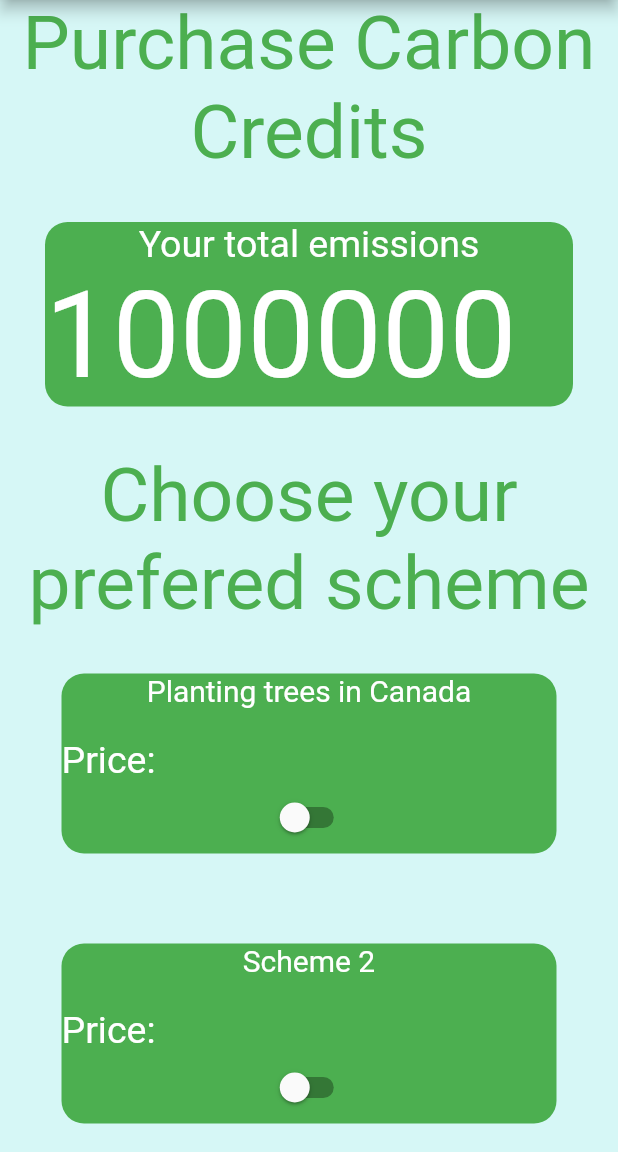
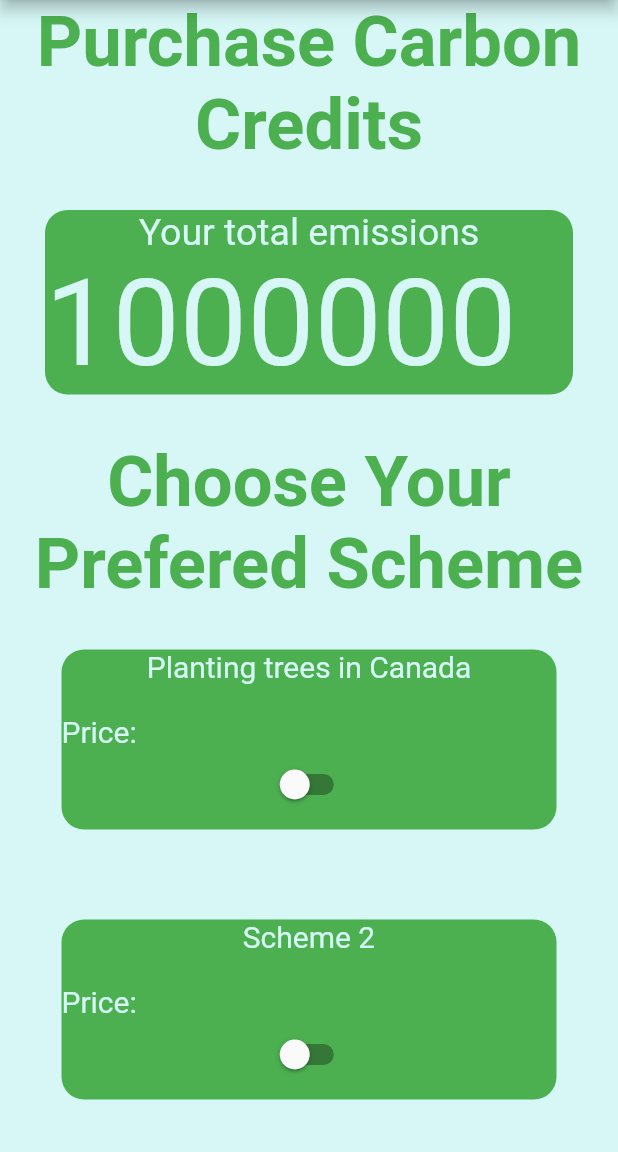
Before and after one commit to Arjdroid/greenifytransit, a Flutter app: the screen it shows after launch, after a tap on "Purchase Carbon credits", on a phone screen of 412 x 824 dp, the part 84-1236 px from its top. Run offline on Flutter 3.47's test engine with Material 2 defaults, Android fonts, the phone set to English and light mode, and no system bars; our stand-ins replace syncfusion_flutter_charts; Roboto replaces fonts that are missing (arial).

Commit message:
font colours

```diff
--- a/lib/purchasecredits_page.dart
+++ b/lib/purchasecredits_page.dart
@@ -32,9 +32,9 @@ class _PurchaseCredistsState extends State<PurchaseCredists> {
                 'Purchase Carbon Credits',
                 textAlign: TextAlign.center,
                 style: TextStyle(
-                  color: Colors.green,
-                  fontSize: 50,
-                ),
+                    color: Colors.green,
+                    fontSize: 47,
+                    fontWeight: FontWeight.bold),
               ),
               Container(
                 margin: const EdgeInsets.all(30),
@@ -47,7 +47,7 @@ class _PurchaseCredistsState extends State<PurchaseCredists> {
                       'Your total emissions',
                       textAlign: TextAlign.center,
                       style: TextStyle(
-                        color: Colors.white,
+                        color: Color.fromARGB(255, 214, 247, 246),
                         fontSize: 25,
                       ),
                     ),
@@ -56,7 +56,7 @@ class _PurchaseCredistsState extends State<PurchaseCredists> {
                         Text('1000000',
                             textAlign: TextAlign.center,
                             style: TextStyle(
-                                color: Colors.white,
+                                color: Color.fromARGB(255, 214, 247, 246),
                                 fontSize: 80,
                                 fontFamily: 'arial')),
                       ],
@@ -65,12 +65,12 @@ class _PurchaseCredistsState extends State<PurchaseCredists> {
                 ),
               ),
               const Text(
-                'Choose your prefered scheme',
+                'Choose Your Prefered Scheme',
                 textAlign: TextAlign.center,
                 style: TextStyle(
-                  color: Colors.green,
-                  fontSize: 50,
-                ),
+                    color: Colors.green,
+                    fontSize: 47,
+                    fontWeight: FontWeight.bold),
               ),
               Container(
                 margin: const EdgeInsets.all(30),
@@ -85,7 +85,7 @@ class _PurchaseCredistsState extends State<PurchaseCredists> {
                       'Planting trees in Canada',
                       textAlign: TextAlign.start,
                       style: TextStyle(
-                        color: Colors.white,
+                        color: Color.fromARGB(255, 214, 247, 246),
                         fontSize: 20,
                       ),
                     ),
@@ -97,14 +97,14 @@ class _PurchaseCredistsState extends State<PurchaseCredists> {
                         Text('Price:',
                             textAlign: TextAlign.center,
                             style: TextStyle(
-                                color: Colors.white,
-                                fontSize: 25,
+                                color: Color.fromARGB(255, 214, 247, 246),
+                                fontSize: 20,
                                 fontFamily: 'arial')),
                       ],
                     ),
                     Switch(
                         value: isSwitch,
-                        activeColor: Colors.blue,
+                        activeColor: Color.fromARGB(255, 214, 247, 246),
                         onChanged: (bool newBool) {
                           setState(() {
                             isSwitch = newBool;
@@ -126,7 +126,7 @@ class _PurchaseCredistsState extends State<PurchaseCredists> {
                       'Scheme 2',
                       textAlign: TextAlign.start,
                       style: TextStyle(
-                        color: Colors.white,
+                        color: Color.fromARGB(255, 214, 247, 246),
                         fontSize: 20,
                       ),
                     ),
@@ -136,16 +136,15 @@ class _PurchaseCredistsState extends State<PurchaseCredists> {
                     Row(
                       children: const [
                         Text('Price:',
-                            textAlign: TextAlign.center,
                             style: TextStyle(
-                                color: Colors.white,
-                                fontSize: 25,
+                                color: Color.fromARGB(255, 214, 247, 246),
+                                fontSize: 20,
                                 fontFamily: 'arial')),
                       ],
                     ),
                     Switch(
                         value: isSwitch2,
-                        activeColor: Colors.blue,
+                        activeColor: Color.fromARGB(255, 214, 247, 246),
                         onChanged: (bool newBool) {
                           setState(() {
                             isSwitch2 = newBool;
@@ -165,9 +164,9 @@ class _PurchaseCredistsState extends State<PurchaseCredists> {
                   children: [
                     const Text(
                       'Scheme 3',
-                      textAlign: TextAlign.start,
+                      textAlign: TextAlign.left,
                       style: TextStyle(
-                        color: Colors.white,
+                        color: Color.fromARGB(255, 214, 247, 246),
                         fontSize: 20,
                       ),
                     ),
@@ -179,14 +178,14 @@ class _PurchaseCredistsState extends State<PurchaseCredists> {
                         Text('Price:',
                             textAlign: TextAlign.center,
                             style: TextStyle(
-                                color: Colors.white,
-                                fontSize: 25,
+                                color: Color.fromARGB(255, 214, 247, 246),
+                                fontSize: 20,
                                 fontFamily: 'arial')),
                       ],
                     ),
                     Switch(
                         value: isSwitch3,
-                        activeColor: Colors.blue,
+                        activeColor: Color.fromARGB(255, 214, 247, 246),
                         onChanged: (bool newBool) {
                           setState(() {
                             isSwitch3 = newBool;
--- a/lib/status_page.dart
+++ b/lib/status_page.dart
@@ -45,7 +45,7 @@ class _StatusPageState extends State<StatusPage> {
                     'Total CO2 emissions this month',
                     textAlign: TextAlign.center,
                     style: TextStyle(
-                      color: Colors.white,
+                      color: Color.fromARGB(255, 214, 247, 246),
                       fontSize: 25,
                     ),
                   ),
@@ -54,7 +54,7 @@ class _StatusPageState extends State<StatusPage> {
                       Text('$emissions',
                           textAlign: TextAlign.center,
                           style: const TextStyle(
-                              color: Colors.white,
+                              color: Color.fromARGB(255, 214, 247, 246),
                               fontSize: 80,
                               fontFamily: 'arial')),
                     ],
@@ -76,7 +76,7 @@ class _StatusPageState extends State<StatusPage> {
                     title: ChartTitle(
                         text: 'carbon emssions saved this month',
                         textStyle: const TextStyle(
-                          color: Colors.white,
+                          color: Color.fromARGB(255, 214, 247, 246),
                           fontStyle: FontStyle.normal,
                         )),
                     series: <ChartSeries>[
@@ -103,9 +103,9 @@ class _StatusPageState extends State<StatusPage> {
                       borderRadius: BorderRadius.circular(15)),
                   child: SfCartesianChart(
                     title: ChartTitle(
-                        text: 'carbon emssions saved this month',
+                        text: 'Total number of trips this month',
                         textStyle: const TextStyle(
-                          color: Colors.white,
+                          color: Color.fromARGB(255, 214, 247, 246),
                           fontStyle: FontStyle.normal,
                         )),
                     series: <ChartSeries>[
@@ -135,7 +135,13 @@ class _StatusPageState extends State<StatusPage> {
                   ),
                 );
               },
-              child: const Text('Purchase Carbon credits'),
+              child: const Text(
+                'Purchase Carbon credits',
+                style: TextStyle(
+                  color: Color.fromARGB(255, 214, 247, 246),
+                  fontSize: 15,
+                ),
+              ),
             )
           ],
         ),
```
